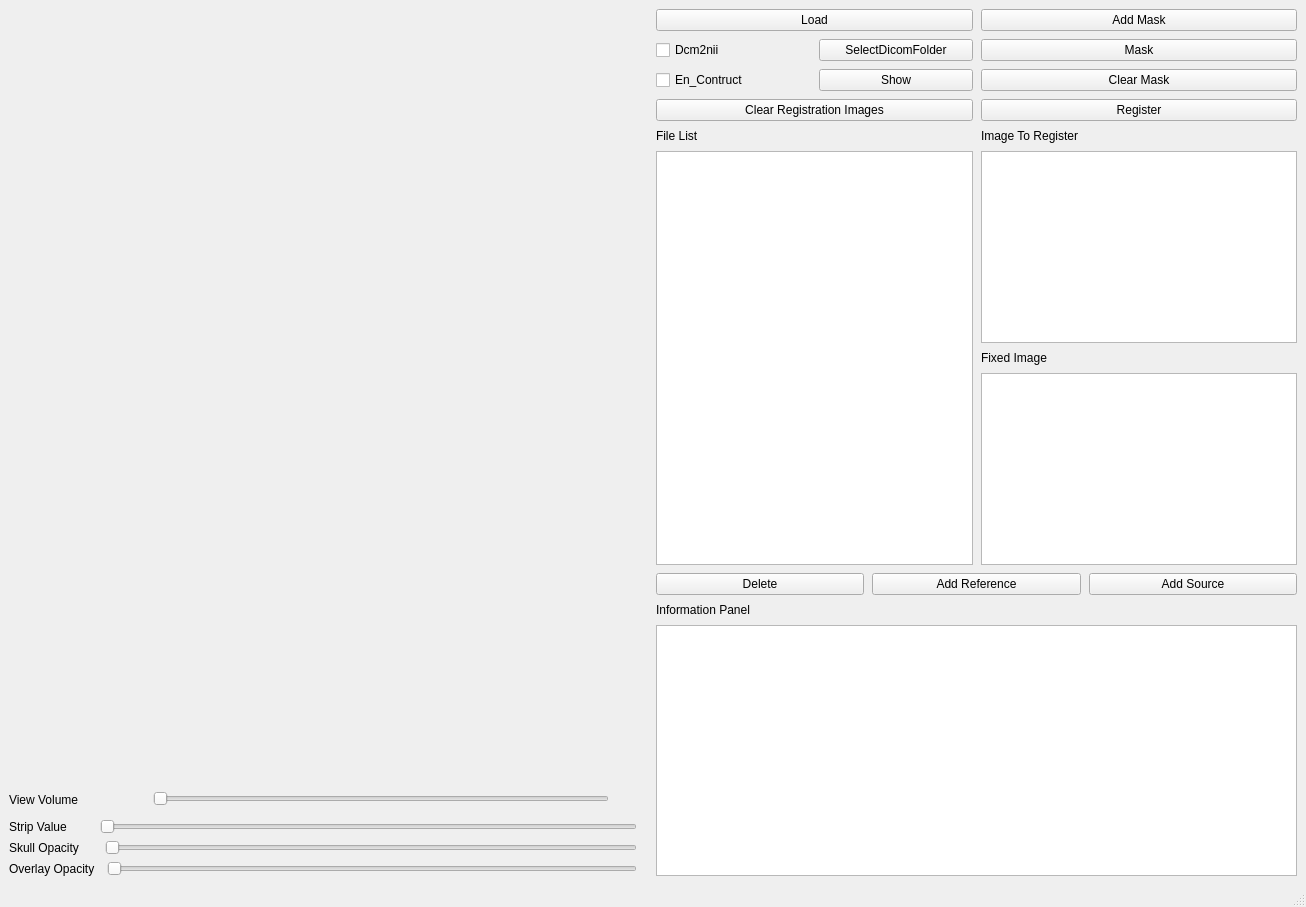
First picture: the form in MainWindow/MainWindow.ui, repository Beastmaster/Registration-tool, before the edit.
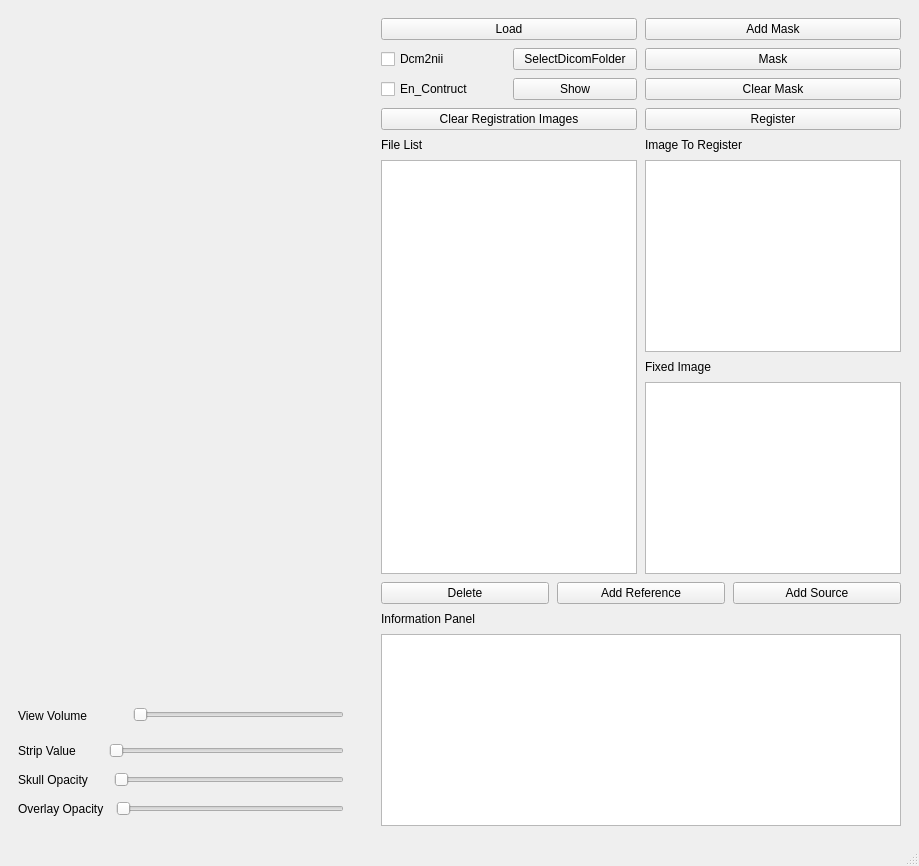
Second picture: the form after the edit. Custom widgets are drawn as their Qt base class.

```diff
--- a/MainWindow/MainWindow.ui
+++ b/MainWindow/MainWindow.ui
@@ -6,16 +6,19 @@
    <rect>
     <x>0</x>
     <y>0</y>
-    <width>1306</width>
-    <height>907</height>
+    <width>919</width>
+    <height>817</height>
    </rect>
   </property>
   <property name="windowTitle">
    <string>MainWindow</string>
   </property>
   <widget class="QWidget" name="centralwidget">
-   <layout class="QGridLayout" name="gridLayout_3">
-    <item row="0" column="0">
+   <layout class="QHBoxLayout" name="horizontalLayout_9">
+    <item>
+     <layout class="QVBoxLayout" name="verticalLayout_10">
+      <item>
+       <widget class="QWidget" name="" native="true">
      <layout class="QGridLayout" name="gridLayout">
       <property name="sizeConstraint">
        <enum>QLayout::SetMinimumSize</enum>
@@ -29,12 +32,201 @@
       <item row="0" column="1">
        <widget class="QVTKWidget" name="coronal_view_widget"/>
       </item>
-      <item row="0" column="0">
-       <widget class="QVTKWidget" name="axial_view_widget"/>
-      </item>
-     </layout>
-    </item>
-    <item row="0" column="1" rowspan="2">
+         <item row="1" column="0">
+          <widget class="QVTKWidget" name="sagittal_view_widget"/>
+         </item>
+        </layout>
+       </widget>
+      </item>
+      <item>
+       <widget class="QWidget" name="" native="true">
+        <property name="maximumSize">
+         <size>
+          <width>16777215</width>
+          <height>150</height>
+         </size>
+        </property>
+        <layout class="QVBoxLayout" name="verticalLayout">
+         <property name="sizeConstraint">
+          <enum>QLayout::SetMinimumSize</enum>
+         </property>
+         <item>
+          <layout class="QHBoxLayout" name="horizontalLayout">
+           <property name="sizeConstraint">
+            <enum>QLayout::SetFixedSize</enum>
+           </property>
+           <item>
+            <widget class="QLabel" name="label">
+             <property name="minimumSize">
+              <size>
+               <width>96</width>
+               <height>27</height>
+              </size>
+             </property>
+             <property name="maximumSize">
+              <size>
+               <width>96</width>
+               <height>27</height>
+              </size>
+             </property>
+             <property name="text">
+              <string>View Volume</string>
+             </property>
+            </widget>
+           </item>
+           <item>
+            <widget class="QLabel" name="min_vol_Lab">
+             <property name="sizePolicy">
+              <sizepolicy hsizetype="Preferred" vsizetype="Fixed">
+               <horstretch>0</horstretch>
+               <verstretch>0</verstretch>
+              </sizepolicy>
+             </property>
+             <property name="text">
+              <string/>
+             </property>
+            </widget>
+           </item>
+           <item>
+            <widget class="QSlider" name="view_vol_Slider">
+             <property name="maximumSize">
+              <size>
+               <width>456</width>
+               <height>22</height>
+              </size>
+             </property>
+             <property name="orientation">
+              <enum>Qt::Horizontal</enum>
+             </property>
+            </widget>
+           </item>
+           <item>
+            <widget class="QLabel" name="max_vol_Lab">
+             <property name="sizePolicy">
+              <sizepolicy hsizetype="Preferred" vsizetype="Fixed">
+               <horstretch>0</horstretch>
+               <verstretch>0</verstretch>
+              </sizepolicy>
+             </property>
+             <property name="text">
+              <string/>
+             </property>
+            </widget>
+           </item>
+          </layout>
+         </item>
+         <item>
+          <layout class="QHBoxLayout" name="horizontalLayout_3">
+           <item>
+            <widget class="QLabel" name="label_3">
+             <property name="maximumSize">
+              <size>
+               <width>119</width>
+               <height>27</height>
+              </size>
+             </property>
+             <property name="text">
+              <string>Strip Value        </string>
+             </property>
+            </widget>
+           </item>
+           <item>
+            <widget class="QSlider" name="strip_val_Slider">
+             <property name="orientation">
+              <enum>Qt::Horizontal</enum>
+             </property>
+            </widget>
+           </item>
+           <item>
+            <widget class="QLabel" name="label_strip_value">
+             <property name="sizePolicy">
+              <sizepolicy hsizetype="Preferred" vsizetype="Fixed">
+               <horstretch>0</horstretch>
+               <verstretch>0</verstretch>
+              </sizepolicy>
+             </property>
+             <property name="text">
+              <string/>
+             </property>
+            </widget>
+           </item>
+          </layout>
+         </item>
+         <item>
+          <layout class="QHBoxLayout" name="horizontalLayout_2">
+           <item>
+            <widget class="QLabel" name="label_2">
+             <property name="text">
+              <string>Skull Opacity      </string>
+             </property>
+            </widget>
+           </item>
+           <item>
+            <widget class="QSlider" name="set_opacity_Slider">
+             <property name="orientation">
+              <enum>Qt::Horizontal</enum>
+             </property>
+            </widget>
+           </item>
+           <item>
+            <widget class="QLabel" name="label_opacity">
+             <property name="sizePolicy">
+              <sizepolicy hsizetype="Preferred" vsizetype="Fixed">
+               <horstretch>0</horstretch>
+               <verstretch>0</verstretch>
+              </sizepolicy>
+             </property>
+             <property name="text">
+              <string/>
+             </property>
+            </widget>
+           </item>
+          </layout>
+         </item>
+         <item>
+          <layout class="QHBoxLayout" name="horizontalLayout_4">
+           <item>
+            <widget class="QLabel" name="label_6">
+             <property name="text">
+              <string>Overlay Opacity  </string>
+             </property>
+            </widget>
+           </item>
+           <item>
+            <widget class="QSlider" name="overlay_opacity_Slider">
+             <property name="orientation">
+              <enum>Qt::Horizontal</enum>
+             </property>
+            </widget>
+           </item>
+           <item>
+            <widget class="QLabel" name="overlay_opacity_Label">
+             <property name="sizePolicy">
+              <sizepolicy hsizetype="Preferred" vsizetype="Fixed">
+               <horstretch>0</horstretch>
+               <verstretch>0</verstretch>
+              </sizepolicy>
+             </property>
+             <property name="text">
+              <string/>
+             </property>
+            </widget>
+           </item>
+          </layout>
+         </item>
+        </layout>
+       </widget>
+      </item>
+     </layout>
+    </item>
+    <item>
+     <widget class="QWidget" name="control_panel" native="true">
+      <property name="maximumSize">
+       <size>
+        <width>400</width>
+        <height>16777215</height>
+       </size>
+      </property>
      <layout class="QVBoxLayout" name="verticalLayout_8">
       <property name="spacing">
        <number>8</number>
@@ -242,177 +434,7 @@
        </layout>
       </item>
      </layout>
-    </item>
-    <item row="1" column="0">
-     <layout class="QVBoxLayout" name="verticalLayout">
-      <property name="sizeConstraint">
-       <enum>QLayout::SetMinimumSize</enum>
-      </property>
-      <item>
-       <layout class="QHBoxLayout" name="horizontalLayout">
-        <property name="sizeConstraint">
-         <enum>QLayout::SetFixedSize</enum>
-        </property>
-        <item>
-         <widget class="QLabel" name="label">
-          <property name="minimumSize">
-           <size>
-            <width>96</width>
-            <height>27</height>
-           </size>
-          </property>
-          <property name="maximumSize">
-           <size>
-            <width>96</width>
-            <height>27</height>
-           </size>
-          </property>
-          <property name="text">
-           <string>View Volume</string>
-          </property>
-         </widget>
-        </item>
-        <item>
-         <widget class="QLabel" name="min_vol_Lab">
-          <property name="sizePolicy">
-           <sizepolicy hsizetype="Preferred" vsizetype="Fixed">
-            <horstretch>0</horstretch>
-            <verstretch>0</verstretch>
-           </sizepolicy>
-          </property>
-          <property name="text">
-           <string/>
-          </property>
-         </widget>
-        </item>
-        <item>
-         <widget class="QSlider" name="view_vol_Slider">
-          <property name="maximumSize">
-           <size>
-            <width>456</width>
-            <height>22</height>
-           </size>
-          </property>
-          <property name="orientation">
-           <enum>Qt::Horizontal</enum>
-          </property>
-         </widget>
-        </item>
-        <item>
-         <widget class="QLabel" name="max_vol_Lab">
-          <property name="sizePolicy">
-           <sizepolicy hsizetype="Preferred" vsizetype="Fixed">
-            <horstretch>0</horstretch>
-            <verstretch>0</verstretch>
-           </sizepolicy>
-          </property>
-          <property name="text">
-           <string/>
-          </property>
-         </widget>
-        </item>
-       </layout>
-      </item>
-      <item>
-       <layout class="QHBoxLayout" name="horizontalLayout_3">
-        <item>
-         <widget class="QLabel" name="label_3">
-          <property name="maximumSize">
-           <size>
-            <width>119</width>
-            <height>27</height>
-           </size>
-          </property>
-          <property name="text">
-           <string>Strip Value        </string>
-          </property>
-         </widget>
-        </item>
-        <item>
-         <widget class="QSlider" name="strip_val_Slider">
-          <property name="orientation">
-           <enum>Qt::Horizontal</enum>
-          </property>
-         </widget>
-        </item>
-        <item>
-         <widget class="QLabel" name="label_strip_value">
-          <property name="sizePolicy">
-           <sizepolicy hsizetype="Preferred" vsizetype="Fixed">
-            <horstretch>0</horstretch>
-            <verstretch>0</verstretch>
-           </sizepolicy>
-          </property>
-          <property name="text">
-           <string/>
-          </property>
-         </widget>
-        </item>
-       </layout>
-      </item>
-      <item>
-       <layout class="QHBoxLayout" name="horizontalLayout_2">
-        <item>
-         <widget class="QLabel" name="label_2">
-          <property name="text">
-           <string>Skull Opacity      </string>
-          </property>
-         </widget>
-        </item>
-        <item>
-         <widget class="QSlider" name="set_opacity_Slider">
-          <property name="orientation">
-           <enum>Qt::Horizontal</enum>
-          </property>
-         </widget>
-        </item>
-        <item>
-         <widget class="QLabel" name="label_opacity">
-          <property name="sizePolicy">
-           <sizepolicy hsizetype="Preferred" vsizetype="Fixed">
-            <horstretch>0</horstretch>
-            <verstretch>0</verstretch>
-           </sizepolicy>
-          </property>
-          <property name="text">
-           <string/>
-          </property>
-         </widget>
-        </item>
-       </layout>
-      </item>
-      <item>
-       <layout class="QHBoxLayout" name="horizontalLayout_4">
-        <item>
-         <widget class="QLabel" name="label_6">
-          <property name="text">
-           <string>Overlay Opacity  </string>
-          </property>
-         </widget>
-        </item>
-        <item>
-         <widget class="QSlider" name="overlay_opacity_Slider">
-          <property name="orientation">
-           <enum>Qt::Horizontal</enum>
-          </property>
-         </widget>
-        </item>
-        <item>
-         <widget class="QLabel" name="overlay_opacity_Label">
-          <property name="sizePolicy">
-           <sizepolicy hsizetype="Preferred" vsizetype="Fixed">
-            <horstretch>0</horstretch>
-            <verstretch>0</verstretch>
-           </sizepolicy>
-          </property>
-          <property name="text">
-           <string/>
-          </property>
-         </widget>
-        </item>
-       </layout>
-      </item>
-     </layout>
+     </widget>
     </item>
    </layout>
   </widget>
```
Left out of the diff: 6 changed lines with no effect on the pictures. Lines whose indentation alone changed are shown as unchanged.
